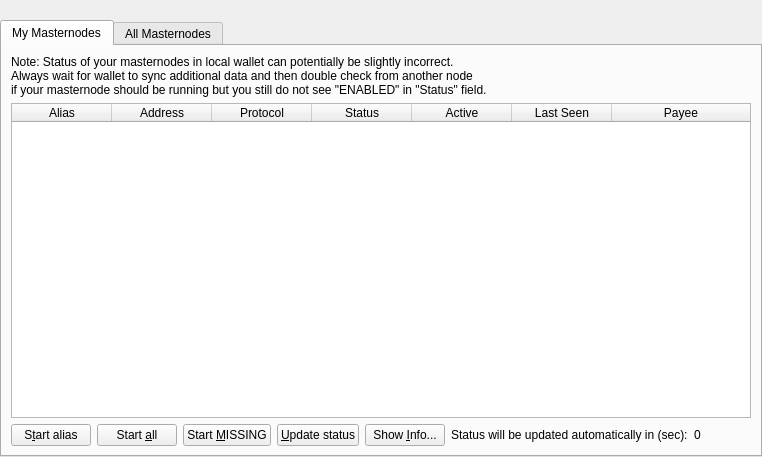
This is src/qt/forms/governancelist.ui in tvl83/MNPCoin-PolisCore as Qt 5 draws it before an edit. The edited form follows.
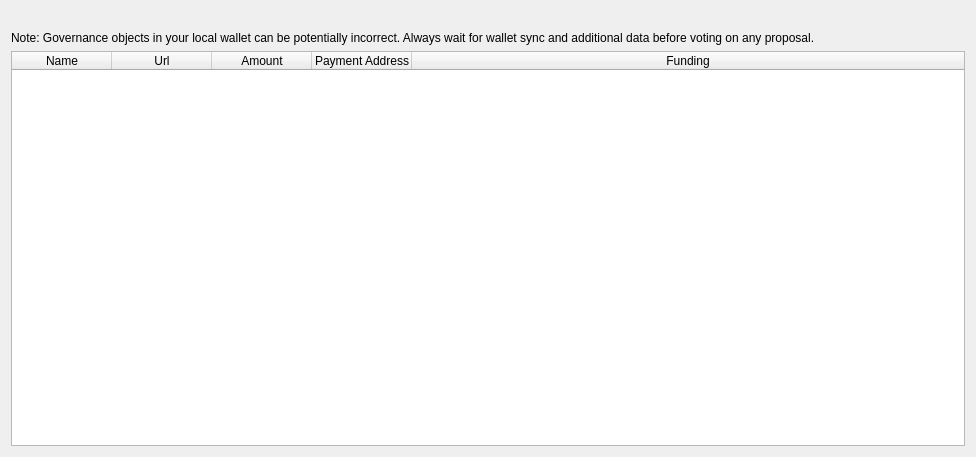
This is the edited form.

Diff of the .ui file:
```diff
--- a/src/qt/forms/governancelist.ui
+++ b/src/qt/forms/governancelist.ui
@@ -6,31 +6,14 @@
    <rect>
     <x>0</x>
     <y>0</y>
-    <width>762</width>
+    <width>976</width>
     <height>457</height>
    </rect>
   </property>
   <property name="windowTitle">
    <string>Form</string>
   </property>
-  <layout class="QVBoxLayout" name="topLayout">
-   <property name="leftMargin">
-    <number>0</number>
-   </property>
-   <property name="topMargin">
-    <number>0</number>
-   </property>
-   <property name="rightMargin">
-    <number>0</number>
-   </property>
-   <property name="bottomMargin">
-    <number>0</number>
-   </property>
-   <item>
     <layout class="QVBoxLayout" name="verticalLayout">
-     <property name="bottomMargin">
-      <number>0</number>
-     </property>
      <item>
       <spacer name="horizontalSpacer0">
        <property name="orientation">
@@ -38,27 +21,19 @@
        </property>
        <property name="sizeHint" stdset="0">
         <size>
-         <width>40</width>
+       <width>949</width>
          <height>20</height>
         </size>
        </property>
       </spacer>
      </item>
      <item>
-      <widget class="QTabWidget" name="tabWidget">
-       <property name="currentIndex">
-        <number>0</number>
-       </property>
-       <widget class="QWidget" name="tabMyMasternodes">
-        <attribute name="title">
-         <string>My Masternodes</string>
-        </attribute>
-        <layout class="QGridLayout" name="gridLayout_2">
-         <item row="0" column="0">
-          <layout class="QVBoxLayout" name="verticalLayout_2">
+    <layout class="QHBoxLayout" name="horizontalLayout_5">
            <property name="bottomMargin">
             <number>0</number>
            </property>
+    </layout>
+   </item>
            <item>
             <layout class="QHBoxLayout" name="horizontalLayout_note">
              <property name="bottomMargin">
@@ -67,7 +42,7 @@
              <item>
               <widget class="QLabel" name="updateNote">
                <property name="text">
-                <string>Note: Status of your masternodes in local wallet can potentially be slightly incorrect.&lt;br /&gt;Always wait for wallet to sync additional data and then double check from another node&lt;br /&gt;if your masternode should be running but you still do not see &quot;ENABLED&quot; in &quot;Status&quot; field.</string>
+        <string>&lt;html&gt;&lt;head/&gt;&lt;body&gt;&lt;p&gt;Note: Governance objects in your local wallet can be potentially incorrect. Always wait for wallet sync and additional data before voting on any proposal. &lt;/p&gt;&lt;/body&gt;&lt;/html&gt;</string>
                </property>
               </widget>
              </item>
@@ -101,224 +76,30 @@
              </attribute>
              <column>
               <property name="text">
-               <string>Alias</string>
+       <string>Name</string>
               </property>
              </column>
              <column>
               <property name="text">
-               <string>Address</string>
+       <string>Url</string>
               </property>
              </column>
              <column>
               <property name="text">
-               <string>Protocol</string>
+       <string>Amount</string>
               </property>
              </column>
              <column>
               <property name="text">
-               <string>Status</string>
+       <string>Payment Address</string>
               </property>
              </column>
              <column>
               <property name="text">
-               <string>Active</string>
-              </property>
-             </column>
-             <column>
-              <property name="text">
-               <string>Last Seen</string>
-              </property>
-             </column>
-             <column>
-              <property name="text">
-               <string>Payee</string>
-              </property>
-             </column>
-            </widget>
-           </item>
-           <item>
-            <layout class="QHBoxLayout" name="horizontalLayout_5">
-             <property name="bottomMargin">
-              <number>0</number>
-             </property>
-             <item>
-              <widget class="QPushButton" name="startButton">
-               <property name="text">
-                <string>S&amp;tart alias</string>
-               </property>
-              </widget>
-             </item>
-             <item>
-              <widget class="QPushButton" name="startAllButton">
-               <property name="text">
-                <string>Start &amp;all</string>
-               </property>
-              </widget>
-             </item>
-             <item>
-              <widget class="QPushButton" name="startMissingButton">
-               <property name="text">
-                <string>Start &amp;MISSING</string>
-               </property>
-              </widget>
-             </item>
-             <item>
-              <widget class="QPushButton" name="UpdateButton">
-               <property name="text">
-                <string>&amp;Update status</string>
-               </property>
-              </widget>
-             </item>
-             <item>
-              <widget class="QPushButton" name="QRButton">
-               <property name="toolTip">
-                <string>Show additional Masternode information</string>
-               </property>
-               <property name="text">
-                <string>Show &amp;Info...</string>
-               </property>
-              </widget>
-             </item>
-             <item>
-              <widget class="QLabel" name="autoupdate_label">
-               <property name="text">
-                <string>Status will be updated automatically in (sec):</string>
-               </property>
-              </widget>
-             </item>
-             <item>
-              <widget class="QLabel" name="secondsLabel">
-               <property name="text">
-                <string>0</string>
-               </property>
-              </widget>
-             </item>
-             <item>
-              <spacer name="horizontalSpacer_5">
-               <property name="orientation">
-                <enum>Qt::Horizontal</enum>
-               </property>
-               <property name="sizeHint" stdset="0">
-                <size>
-                 <width>40</width>
-                 <height>20</height>
-                </size>
-               </property>
-              </spacer>
-             </item>
-            </layout>
-           </item>
-          </layout>
-         </item>
-        </layout>
-       </widget>
-       <widget class="QWidget" name="tabAllMasternodes">
-        <attribute name="title">
-         <string>All Masternodes</string>
-        </attribute>
-        <layout class="QGridLayout" name="gridLayout">
-         <item row="1" column="0">
-          <widget class="QTableWidget" name="tableWidgetMasternodes">
-           <property name="editTriggers">
-            <set>QAbstractItemView::NoEditTriggers</set>
-           </property>
-           <property name="alternatingRowColors">
-            <bool>true</bool>
-           </property>
-           <property name="selectionBehavior">
-            <enum>QAbstractItemView::SelectRows</enum>
-           </property>
-           <property name="sortingEnabled">
-            <bool>true</bool>
-           </property>
-           <attribute name="horizontalHeaderStretchLastSection">
-            <bool>true</bool>
-           </attribute>
-           <column>
-            <property name="text">
-             <string>Address</string>
-            </property>
-           </column>
-           <column>
-            <property name="text">
-             <string>Protocol</string>
-            </property>
-           </column>
-           <column>
-            <property name="text">
-             <string>Status</string>
-            </property>
-           </column>
-           <column>
-            <property name="text">
-             <string>Active</string>
-            </property>
-           </column>
-           <column>
-            <property name="text">
-             <string>Last Seen</string>
-            </property>
-           </column>
-           <column>
-            <property name="text">
-             <string>Payee</string>
-            </property>
-           </column>
-          </widget>
-         </item>
-         <item row="0" column="0">
-          <layout class="QHBoxLayout" name="horizontalLayout_3">
-           <property name="bottomMargin">
-            <number>0</number>
-           </property>
-           <item>
-            <widget class="QLabel" name="label_filter">
-             <property name="text">
-              <string>Filter List:</string>
-             </property>
-            </widget>
-           </item>
-           <item>
-            <widget class="QLineEdit" name="filterLineEdit">
-             <property name="toolTip">
-              <string>Filter masternode list</string>
-             </property>
-            </widget>
-           </item>
-           <item>
-            <spacer name="horizontalSpacer_3">
-             <property name="orientation">
-              <enum>Qt::Horizontal</enum>
-             </property>
-             <property name="sizeHint" stdset="0">
-              <size>
-               <width>10</width>
-               <height>20</height>
-              </size>
-             </property>
-            </spacer>
-           </item>
-           <item>
-            <widget class="QLabel" name="label_count">
-             <property name="text">
-              <string>Node Count:</string>
-             </property>
-            </widget>
-           </item>
-           <item>
-            <widget class="QLabel" name="countLabel">
-             <property name="text">
-              <string>0</string>
-             </property>
-            </widget>
-           </item>
-          </layout>
-         </item>
-        </layout>
-       </widget>
-      </widget>
-     </item>
-    </layout>
+       <string>Funding</string>
+      </property>
+     </column>
+    </widget>
    </item>
   </layout>
  </widget>
```
Lines whose indentation alone changed are shown as unchanged.
